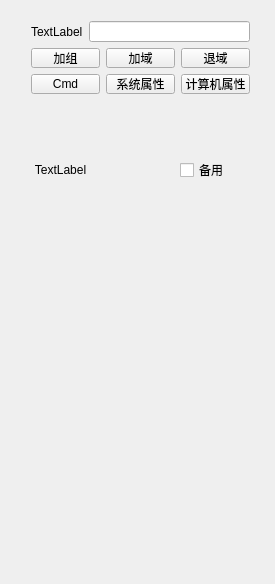
Old version of the form Ui.ui in the repository roylee66/QTJoinADTools.
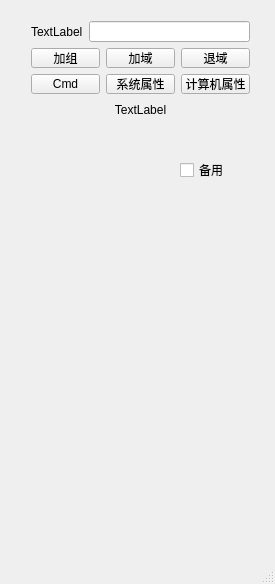
New version of the form.

```diff
--- a/Ui.ui
+++ b/Ui.ui
@@ -30,8 +30,8 @@
     <property name="geometry">
      <rect>
       <x>20</x>
-      <y>160</y>
-      <width>81</width>
+      <y>100</y>
+      <width>241</width>
       <height>20</height>
      </rect>
     </property>
@@ -55,7 +55,7 @@
      <string>备用</string>
     </property>
    </widget>
-   <widget class="QWidget" name="">
+   <widget class="QWidget" name="layoutWidget">
     <property name="geometry">
      <rect>
       <x>20</x>
@@ -137,6 +137,7 @@
     </layout>
    </widget>
   </widget>
+  <widget class="QStatusBar" name="statusBar"/>
  </widget>
  <layoutdefault spacing="6" margin="11"/>
  <resources>
```
